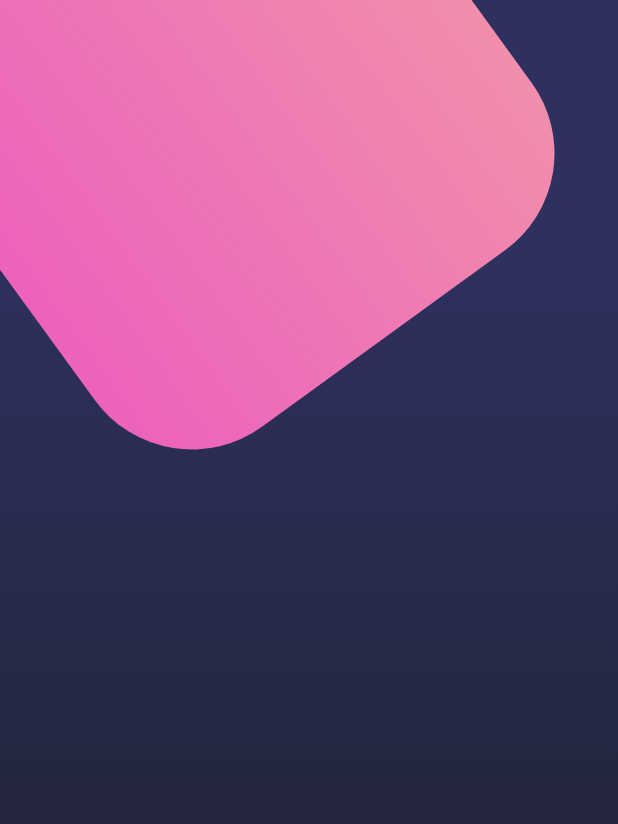
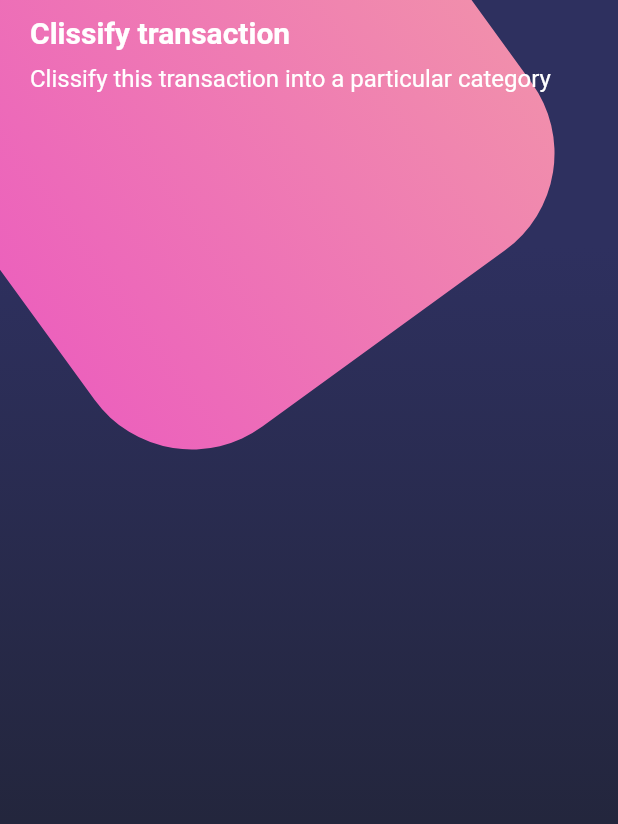
Before and after one commit to a-tiny-developer/layouts_flutter, a Flutter app: the screen it shows after launch, on a phone screen of 412 x 824 dp. Shown: the top 824 px of the screen. Run offline on Flutter 3.47's test engine with Material 2 defaults, Android fonts, the phone set to English and light mode, and no system bars.

Commit message:
titles and status bar

```diff
--- a/lib/app.dart
+++ b/lib/app.dart
@@ -1,4 +1,5 @@
 import 'package:flutter/material.dart';
+import 'package:flutter/services.dart';
 
 import 'router/router.dart';
 
@@ -7,6 +8,12 @@ class App extends StatelessWidget {
 
   @override
   Widget build(BuildContext context) {
+    SystemChrome.setSystemUIOverlayStyle(
+      SystemUiOverlayStyle.light.copyWith(
+        statusBarColor: Colors.transparent,
+        statusBarIconBrightness: Brightness.light,
+      ),
+    );
     return MaterialApp(
       debugShowCheckedModeBanner: false,
       initialRoute: AppRoutes.homeScreen,
--- a/lib/screens/home_screen.dart
+++ b/lib/screens/home_screen.dart
@@ -10,8 +10,27 @@ class HomeScreen extends StatelessWidget {
       body: Stack(
         children: const [
           Background(),
+          _HomeBody(),
         ],
       ),
     );
   }
 }
+
+class _HomeBody extends StatelessWidget {
+  const _HomeBody({
+    Key? key,
+  }) : super(key: key);
+
+  @override
+  Widget build(BuildContext context) {
+    return SingleChildScrollView(
+      child: Column(
+        children: const [
+          // Titles
+          PageTitle(),
+        ],
+      ),
+    );
+  }
+}
--- /dev/null
+++ b/lib/widgets/page_title.dart
@@ -0,0 +1,36 @@
+import 'package:flutter/material.dart';
+
+class PageTitle extends StatelessWidget {
+  const PageTitle({Key? key}) : super(key: key);
+
+  @override
+  Widget build(BuildContext context) {
+    return SafeArea(
+      bottom: false,
+      child: Container(
+        margin: const EdgeInsets.only(left: 20, top: 10, right: 25),
+        child: Column(
+          crossAxisAlignment: CrossAxisAlignment.start,
+          children: const [
+            Text(
+              'Clissify transaction',
+              style: TextStyle(
+                fontSize: 20,
+                fontWeight: FontWeight.bold,
+                color: Colors.white,
+              ),
+            ),
+            SizedBox(height: 10),
+            Text(
+              'Clissify this transaction into a particular category',
+              style: TextStyle(
+                fontSize: 16,
+                color: Colors.white,
+              ),
+            ),
+          ],
+        ),
+      ),
+    );
+  }
+}
--- a/lib/widgets/widgets.dart
+++ b/lib/widgets/widgets.dart
@@ -1,4 +1,5 @@
 export 'background.dart';
 export 'button_selection.dart';
 export 'description.dart';
+export 'page_title.dart';
 export 'title.dart';
```
